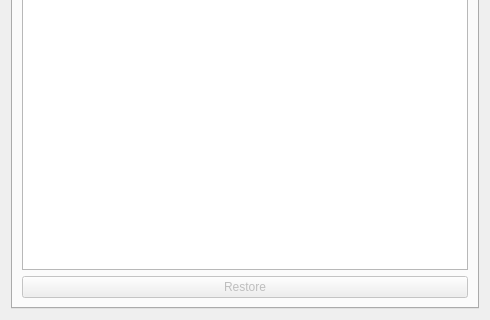
Old version of the form VLNvika3/restore.ui in the repository Gylfian/VLN-vika-3; both pictures show x 0 to 490 and y 180 to 500 of the 490 by 500 pixel window.
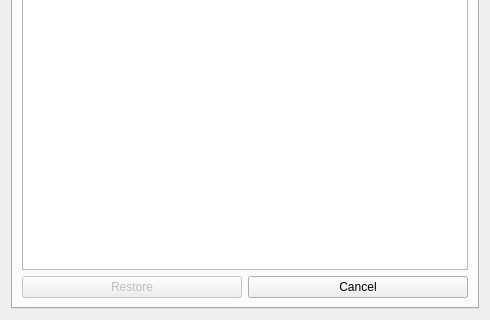
New version of the form.

Commit message: cancel takki i restore

```diff
--- a/VLNvika3/restore.ui
+++ b/VLNvika3/restore.ui
@@ -77,6 +77,8 @@
         </widget>
        </item>
        <item>
+        <layout class="QHBoxLayout" name="horizontalLayout">
+         <item>
         <widget class="QPushButton" name="restoreButtonComp">
          <property name="enabled">
           <bool>false</bool>
@@ -88,6 +90,18 @@
           <string>Restore</string>
          </property>
         </widget>
+         </item>
+         <item>
+          <widget class="QPushButton" name="cancelComp">
+           <property name="cursor">
+            <cursorShape>PointingHandCursor</cursorShape>
+           </property>
+           <property name="text">
+            <string>Cancel</string>
+           </property>
+          </widget>
+         </item>
+        </layout>
        </item>
       </layout>
      </widget>
```
Left out of the diff: 11 changed lines with no effect on the pictures. Lines whose indentation alone changed are shown as unchanged. The commit also changes 2 other files.
